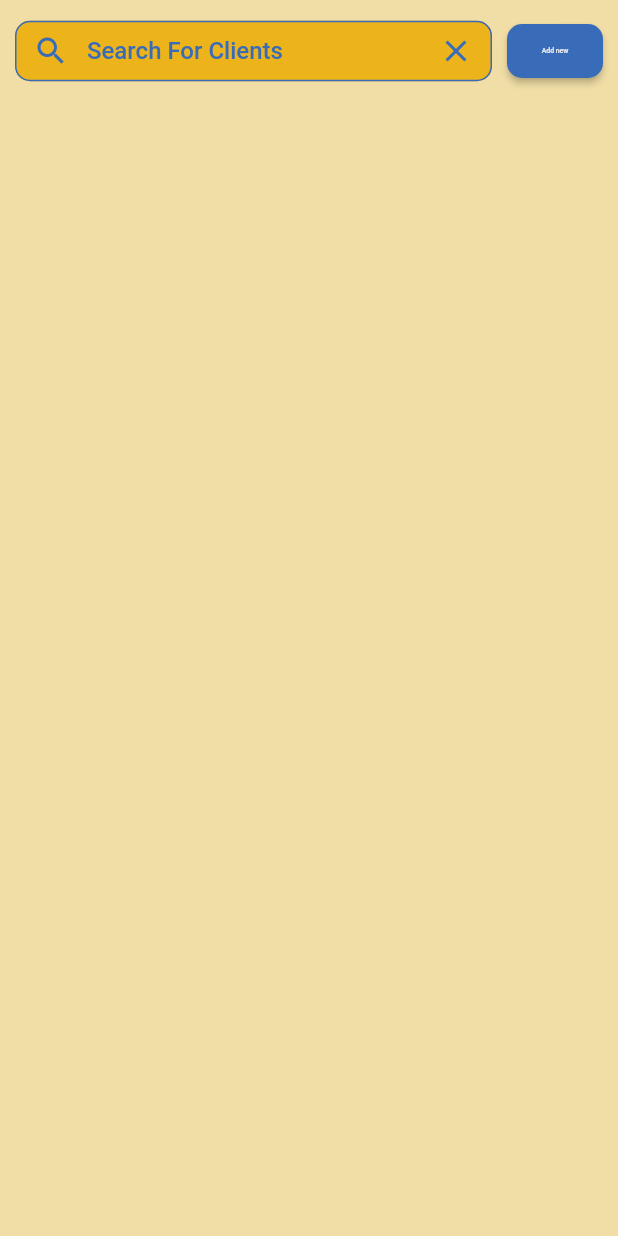
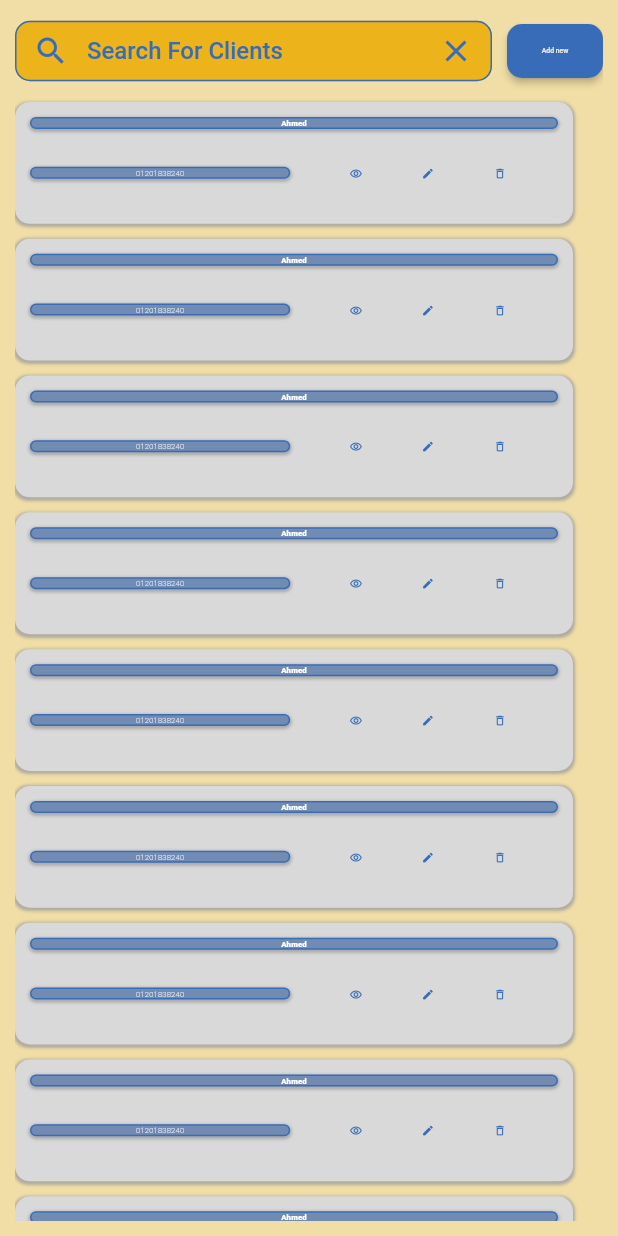
Before and after one commit to Abdelmenam-Tarek-Abdelmenam/Truck-Scale, a Flutter app: the ClientsView widget shown alone on an empty page, opened directly, on a phone screen of 412 x 824 dp. Run offline on Flutter 3.47's test engine with Material 2 defaults, Android fonts, the phone set to English and light mode, and no system bars; our stand-ins replace bloc, equatable, fl_chart, flutter_bloc, flutter_screenutil, flutter_svg and 2 more; missing offline and left inert: bitsdojo_window; accounts and stored records are empty.

Commit message:
main views v1.0

```diff
--- a/lib/data/models/client.dart
+++ b/lib/data/models/client.dart
@@ -1,5 +1,7 @@
+import '../data_sources/data_base/db_repository.dart';
+
 class Client {
-  String id;
+  int id;
   String name;
   String phone;
   String carPlate;
@@ -12,16 +14,16 @@ class Client {
   });
 
   factory Client.fromJson(Map<String, dynamic> json) => Client(
-        id: json["id"],
-        name: json["name"],
-        phone: json["phone"],
-        carPlate: json["carPlate"],
+        id: json[ClientsTable.id],
+        name: json[ClientsTable.name],
+        phone: json[ClientsTable.phone],
+        carPlate: json[ClientsTable.carPlate],
       );
 
-  Map<String, dynamic> toJson() => {
-        "id": id,
-        "name": name,
-        "phone": phone,
-        "carPlate": carPlate,
+  Map<String, dynamic> get toJson => {
+        ClientsTable.id: id,
+        ClientsTable.name: name,
+        ClientsTable.phone: phone,
+        ClientsTable.carPlate: carPlate,
       };
 }
--- a/lib/data/models/material.dart
+++ b/lib/data/models/material.dart
@@ -1,23 +1,25 @@
-class Material {
+import '../data_sources/data_base/db_repository.dart';
+
+class MaterialModel {
   int id;
   String name;
   double price;
 
-  Material({
+  MaterialModel({
     required this.id,
     required this.name,
     required this.price,
   });
 
-  factory Material.fromJson(Map<String, dynamic> json) => Material(
-        id: json["id"],
-        name: json["name"],
-        price: json["price"],
+  factory MaterialModel.fromJson(Map<String, dynamic> json) => MaterialModel(
+        id: json[MaterialTable.id],
+        name: json[MaterialTable.name],
+        price: json[MaterialTable.price].toDouble(),
       );
 
-  Map<String, dynamic> toJson() => {
-        "id": id,
-        "name": name,
-        "price": price,
+  Map<String, dynamic> get toJson => {
+        MaterialTable.id: id,
+        MaterialTable.name: name,
+        MaterialTable.price: price,
       };
 }
--- a/lib/data/models/vehicle.dart
+++ b/lib/data/models/vehicle.dart
@@ -1,27 +1,32 @@
+import '../data_sources/data_base/db_repository.dart';
+
 class Vehicle {
   String plate;
   double weight;
   String driverName;
   String driverPhone;
+  String model;
 
   Vehicle({
     required this.plate,
     required this.weight,
     required this.driverName,
     required this.driverPhone,
+    required this.model,
   });
 
   factory Vehicle.fromJson(Map<String, dynamic> json) => Vehicle(
-        plate: json["plate"],
-        weight: json["weight"].toDouble(),
-        driverName: json["driverName"],
-        driverPhone: json["driverPhone"],
+        plate: json[VehiclesTable.plate],
+        weight: json[VehiclesTable.weight].toDouble(),
+        driverName: json[VehiclesTable.name],
+        driverPhone: json[VehiclesTable.phone],
+        model: json[VehiclesTable.model],
       );
-
   Map<String, dynamic> get toJson => {
-        "plate": plate,
-        "weight": weight,
-        "driverName": driverName,
-        "driverPhone": driverPhone,
+        VehiclesTable.plate: plate,
+        VehiclesTable.weight: weight,
+        VehiclesTable.name: driverName,
+        VehiclesTable.phone: driverPhone,
+        VehiclesTable.model: model,
       };
 }
--- a/lib/data/repositories/db_repository.dart
+++ /dev/null
@@ -1,3 +0,0 @@
-// const String _tableName = "";
-//
-// class DbRepository {}
--- a/lib/presentation/resources/string_manager.dart
+++ b/lib/presentation/resources/string_manager.dart
@@ -49,7 +49,16 @@ class StringManger {
   static const view = "View";
   static const delete = "Delete";
   static const type = "Weight Type";
+  static const noRecords = "No Records";
 
+  // vehicle
+  static const noVehicle = "No Vehicles";
+  static const truckModel = "Truck Model";
+
+  // materials
+  static const noMaterial = "No Material";
+  // clients
+  static const noClients = "No Client";
   // home
   static const truck = "Truck";
   static const plateNumber = "Plate Number";
@@ -66,6 +75,7 @@ class StringManger {
   static const clientInformation = "Client Information";
   static const notes = "Notes";
   static const print = "Print";
+  static const edit = "Edit";
   static const save = "Save";
   static const add = "Add new";
   static const date = "Date";
--- a/lib/presentation/view/clients_view/client_view.dart
+++ b/lib/presentation/view/clients_view/client_view.dart
@@ -1,9 +1,17 @@
 import 'package:flutter/material.dart';
+import 'package:flutter_screenutil/flutter_screenutil.dart';
 
+import '../../../data/models/client.dart';
 import '../../resources/string_manager.dart';
 import '../../resources/styles_manager.dart';
 import '../../shared/widget/dividers.dart';
 import '../../shared/widget/search_bar.dart';
+import 'widgets/material_design.dart';
+
+List<Client> clients = List.generate(
+    100,
+    (i) =>
+        Client(id: i, name: "Ahmed", phone: "01201838240", carPlate: "car-$i"));
 
 class ClientsView extends StatelessWidget {
   const ClientsView({Key? key}) : super(key: key);
@@ -27,10 +35,42 @@ class ClientsView extends StatelessWidget {
                   child: const Text(StringManger.add),
                 ),
               ],
-            )
+            ),
+            Dividers.h10,
+            clients.isEmpty
+                ? noClients(context)
+                : GridView.builder(
+                    shrinkWrap: true,
+                    physics: const NeverScrollableScrollPhysics(),
+                    itemBuilder: (context, index) => Padding(
+                        padding: const EdgeInsets.only(right: 20),
+                        child: ClientDesign(clients[index])),
+                    itemCount: clients.length,
+                    gridDelegate: SliverGridDelegateWithMaxCrossAxisExtent(
+                        maxCrossAxisExtent: 500,
+                        mainAxisSpacing: 10,
+                        childAspectRatio: 6.h,
+                        crossAxisSpacing: 10),
+                  ),
           ],
         ),
       ),
     );
   }
+
+  Widget noClients(BuildContext context) {
+    return Column(
+      mainAxisAlignment: MainAxisAlignment.center,
+      children: [
+        Icon(
+          Icons.person_pin,
+          color: Theme.of(context).colorScheme.onSurface,
+          size: 150.r,
+        ),
+        Dividers.h10,
+        Text(StringManger.noMaterial,
+            style: Theme.of(context).textTheme.headline1!),
+      ],
+    );
+  }
 }
--- /dev/null
+++ b/lib/presentation/view/clients_view/widgets/material_design.dart
@@ -0,0 +1,102 @@
+import 'package:flutter/material.dart';
+import 'package:flutter_screenutil/flutter_screenutil.dart';
+import 'package:truck_scale/data/models/client.dart';
+import 'package:truck_scale/presentation/resources/styles_manager.dart';
+import 'package:truck_scale/presentation/shared/widget/dividers.dart';
+
+import '../../../resources/string_manager.dart';
+
+class ClientDesign extends StatelessWidget {
+  const ClientDesign(this.client, {super.key});
+
+  final Client client;
+
+  @override
+  Widget build(BuildContext context) {
+    print(MediaQuery.of(context).size);
+    return Container(
+      decoration: BoxDecoration(
+          boxShadow: StyleManager.smallShadow,
+          borderRadius: StyleManager.border,
+          color: Theme.of(context).colorScheme.onBackground),
+      padding: PaddingManager.p10,
+      child: Column(
+        mainAxisAlignment: MainAxisAlignment.spaceBetween,
+        children: [
+          SizedBox(
+              width: double.infinity,
+              child: text(context, client.name, StringManger.name)),
+          Row(
+            children: [
+              Expanded(
+                child:
+                    text(context, client.phone, StringManger.phone, thin: true),
+              ),
+              Dividers.w5,
+              Expanded(
+                  child: Row(
+                mainAxisAlignment: MainAxisAlignment.center,
+                children: [
+                  myIcon(
+                    message: StringManger.view,
+                    context: context,
+                    onPressed: () {},
+                    icon: Icons.remove_red_eye_outlined,
+                  ),
+                  myIcon(
+                      message: StringManger.edit,
+                      context: context,
+                      onPressed: () {},
+                      icon: Icons.edit),
+                  myIcon(
+                      message: StringManger.delete,
+                      context: context,
+                      onPressed: () {},
+                      icon: Icons.delete_outline_outlined),
+                ],
+              )),
+            ],
+          )
+        ],
+      ),
+    );
+  }
+
+  Widget myIcon(
+          {required BuildContext context,
+          required VoidCallback onPressed,
+          required String message,
+          bool halfHeight = false,
+          required IconData icon}) =>
+      IconButton(
+        iconSize: 30.r,
+        tooltip: message,
+        onPressed: onPressed,
+        icon: Icon(
+          icon,
+          color: Theme.of(context).primaryColor,
+        ),
+      );
+
+  Widget text(BuildContext context, String text, String message,
+          {bool thin = false}) =>
+      Container(
+        decoration: BoxDecoration(
+            boxShadow: StyleManager.smallShadow,
+            borderRadius: StyleManager.border,
+            border: Border.all(color: Theme.of(context).primaryColor),
+            color: Theme.of(context).primaryColor.withOpacity(0.5)),
+        child: Tooltip(
+          message: message,
+          child: Text(
+            text,
+            textAlign: TextAlign.center,
+            maxLines: 1,
+            overflow: TextOverflow.ellipsis,
+            style: Theme.of(context).textTheme.caption!.copyWith(
+                  fontWeight: thin ? FontWeight.w100 : FontWeight.w900,
+                ),
+          ),
+        ),
+      );
+}
--- a/lib/presentation/view/records_view/records_view.dart
+++ b/lib/presentation/view/records_view/records_view.dart
@@ -1,5 +1,6 @@
 import 'package:flutter/material.dart';
 import 'package:flutter_screenutil/flutter_screenutil.dart';
+import 'package:truck_scale/presentation/resources/string_manager.dart';
 import 'package:truck_scale/presentation/resources/styles_manager.dart';
 import 'package:truck_scale/presentation/shared/widget/dividers.dart';
 import 'package:truck_scale/presentation/view/records_view/widgets/record_design.dart';
@@ -51,7 +52,8 @@ class RecordsView extends StatelessWidget {
           size: 150.r,
         ),
         Dividers.h10,
-        Text('No Records', style: Theme.of(context).textTheme.headline1!),
+        Text(StringManger.noRecords,
+            style: Theme.of(context).textTheme.headline1!),
       ],
     );
   }
```
Also changed, not shown: lib/data/data_sources/data_base/database_schema.dart (added, +86 -0 lines), lib/data/data_sources/data_base/db_repository.dart (added, +11 -0 lines), lib/data/models/records.dart (+16 -14 lines), lib/presentation/view/material_view/materials_view.dart (+44 -1 lines), lib/presentation/view/material_view/widgets/material_design.dart (added, +147 -0 lines), lib/presentation/view/vehicles_view/vehicles_view.dart (+48 -1 lines), lib/presentation/view/vehicles_view/widgets/vehicle_design.dart (added, +149 -0 lines), lib/data/data_sources/pref_repository.dart (renamed from lib/data/repositories/pref_repository.dart).
